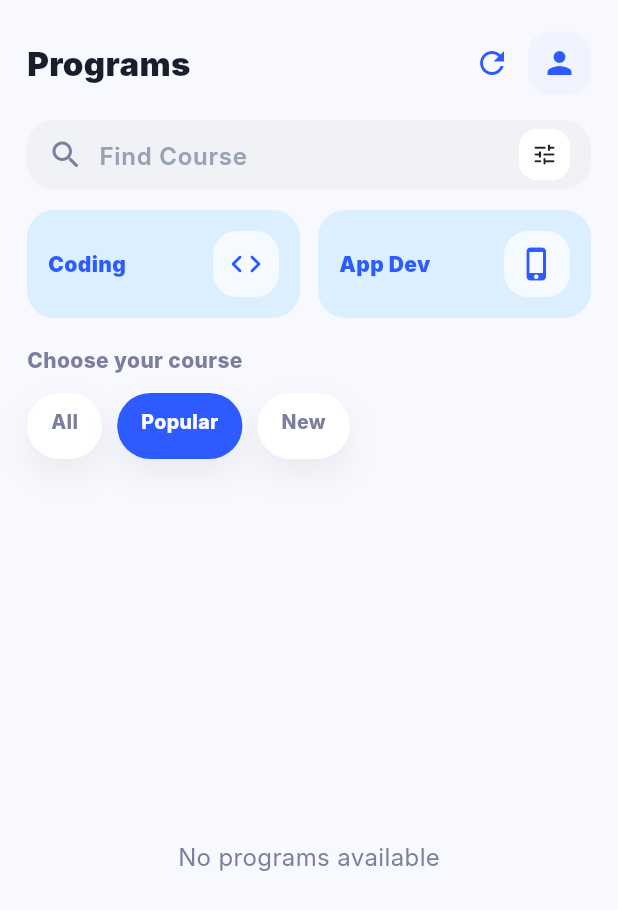
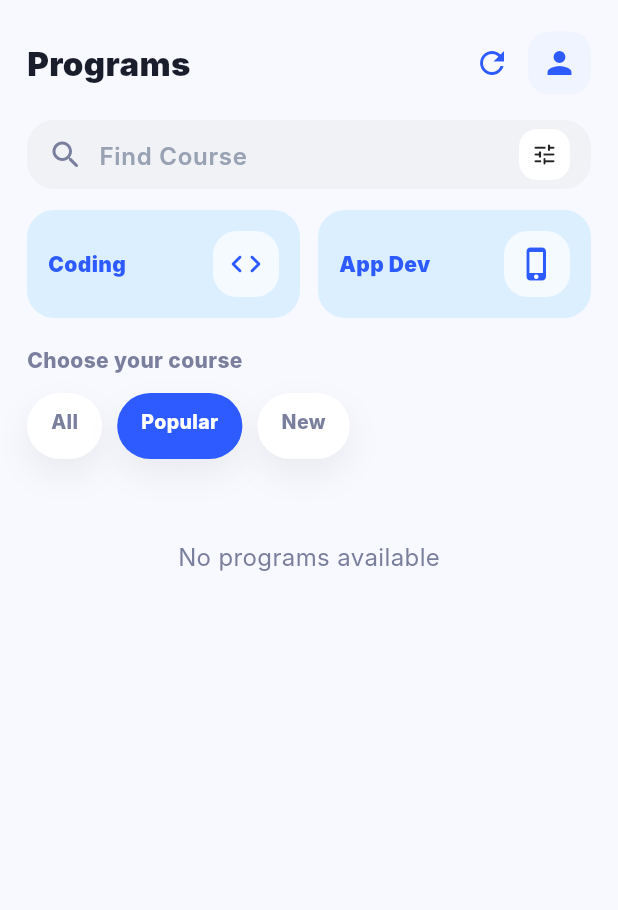
Before and after one commit to AnushkaGyawali/excelerateconnect, a Flutter app: the ProgramsScreen widget shown alone on an empty page, opened directly, after a tap on "Popular", on a phone screen of 412 x 824 dp. Shown: the top 910 px of the screen. Run offline on Flutter 3.47's test engine with Material 3 defaults, Android fonts, the phone set to English and light mode, and no system bars; accounts and stored records are empty; Roboto replaces fonts that are missing (Inter).

Commit message:
Fixing Rendering Issue

```diff
--- a/lib/main.dart
+++ b/lib/main.dart
@@ -411,7 +411,7 @@ class ProfileScreen extends StatelessWidget {
             Center(
               child: Container(
                 width: 60,
-                height: 4,
+                height: 7,
                 decoration: BoxDecoration(
                   color: Colors.grey[300],
                   borderRadius: BorderRadius.circular(2),
--- a/lib/screens/programs_screen.dart
+++ b/lib/screens/programs_screen.dart
@@ -58,8 +58,12 @@ class _ProgramsScreenState extends State<ProgramsScreen> {
         : programs.where((p) => p.category == selected).toList();
 
     return SafeArea(
+      // FIXED: Wrapped in SingleChildScrollView to prevent "Bottom Overflow" errors
+      // when screen height is small or content expands (like keyboard opening)
+      child: SingleChildScrollView(
+        physics: const AlwaysScrollableScrollPhysics(),
         child: Padding(
-        padding: const EdgeInsets.fromLTRB(18, 18, 18, 0),
+          padding: const EdgeInsets.fromLTRB(18, 18, 18, 18), // Added bottom padding
           child: Column(
             crossAxisAlignment: CrossAxisAlignment.start,
             children: [
@@ -138,16 +142,16 @@ class _ProgramsScreenState extends State<ProgramsScreen> {
 
               // Loading and Error States
               if (isLoading)
-              const Expanded(
-                child: Center(
+                const Center(
+                  child: Padding(
+                    padding: EdgeInsets.all(40.0),
                     child: CircularProgressIndicator(
                       color: AppTheme.primary,
                     ),
                   ),
                 )
               else if (errorMessage != null)
-              Expanded(
-                child: Center(
+                Center(
                   child: Column(
                     mainAxisAlignment: MainAxisAlignment.center,
                     children: [
@@ -172,11 +176,11 @@ class _ProgramsScreenState extends State<ProgramsScreen> {
                       ),
                     ],
                   ),
-                ),
                 )
               else if (filtered.isEmpty)
-              const Expanded(
-                child: Center(
+                  const Center(
+                    child: Padding(
+                      padding: EdgeInsets.all(40.0),
                       child: Text(
                         'No programs available',
                         style: TextStyle(
@@ -187,8 +191,10 @@ class _ProgramsScreenState extends State<ProgramsScreen> {
                     ),
                   )
                 else
-              Expanded(
-                child: ListView.builder(
+                // FIXED: Used shrinkWrap and NeverScrollableScrollPhysics to work inside SingleChildScrollView
+                  ListView.builder(
+                    shrinkWrap: true,
+                    physics: const NeverScrollableScrollPhysics(),
                     itemCount: filtered.length,
                     itemBuilder: (_, i) {
                       final item = filtered[i];
@@ -205,8 +211,8 @@ class _ProgramsScreenState extends State<ProgramsScreen> {
                       );
                     },
                   ),
+            ],
           ),
-          ],
         ),
       ),
     );
```
Also changed, not shown: lib/screens/home/home_screen.dart (+50 -29 lines), pubspec.lock, 1 other file. Lines whose indentation alone changed are shown as unchanged.
